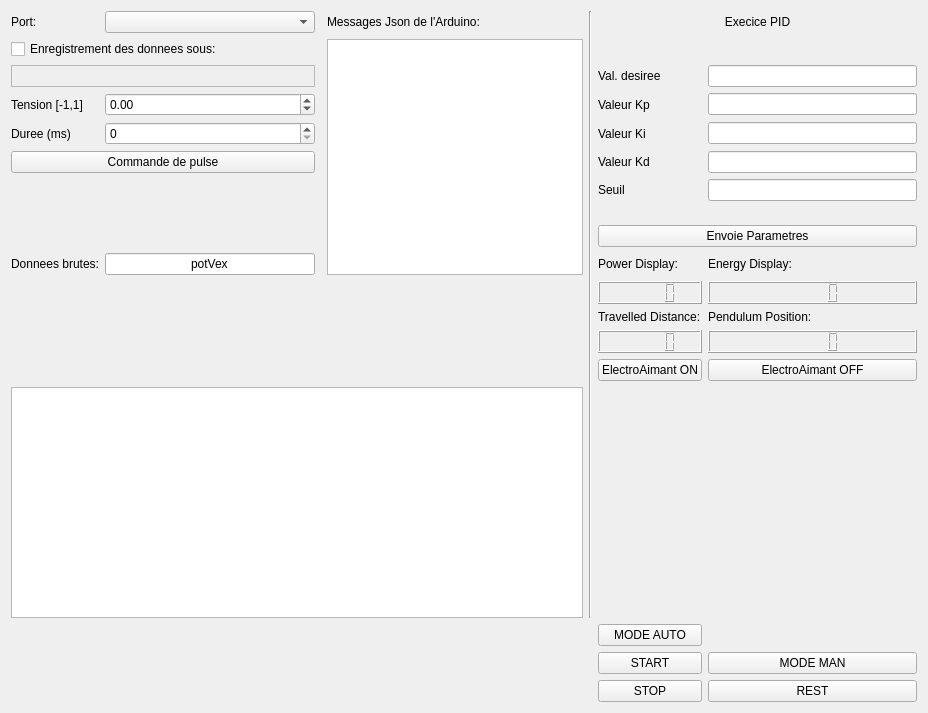
Swing-Genesis/S3-PROJET, file Code_Qt/mainwindow.ui: the form before one commit.
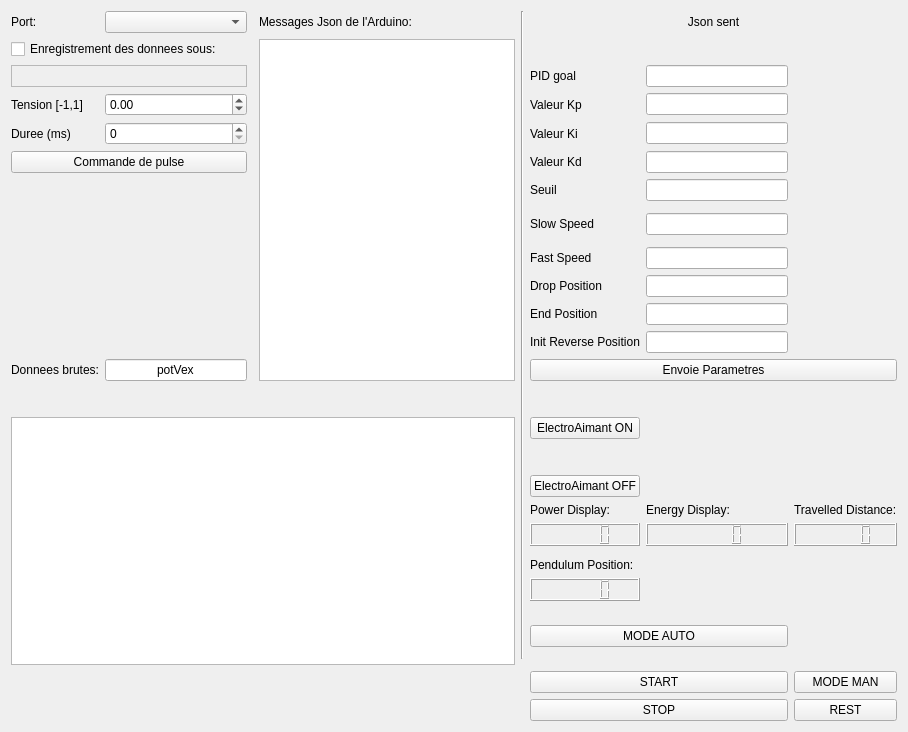
The form after the commit. Custom widgets are drawn as their Qt base class.

Commit message: added values to the Json received by Arduino

```diff
--- a/Code_Qt/mainwindow.ui
+++ b/Code_Qt/mainwindow.ui
@@ -6,8 +6,8 @@
    <rect>
     <x>0</x>
     <y>0</y>
-    <width>928</width>
-    <height>713</height>
+    <width>908</width>
+    <height>694</height>
    </rect>
   </property>
   <property name="acceptDrops">
@@ -18,90 +18,32 @@
   </property>
   <widget class="QWidget" name="centralWidget">
    <layout class="QGridLayout" name="gridLayout">
-    <item row="4" column="6" colspan="2">
-     <widget class="QLabel" name="label_6">
+    <item row="50" column="8">
+     <widget class="QPushButton" name="pb_mode_man">
       <property name="text">
-       <string>Execice PID</string>
+       <string>MODE MAN</string>
       </property>
-      <property name="alignment">
-       <set>Qt::AlignCenter</set>
+     </widget>
+    </item>
+    <item row="4" column="0">
+     <widget class="QLabel" name="label_5">
+      <property name="text">
+       <string>Port:</string>
       </property>
      </widget>
     </item>
+    <item row="8" column="6">
+     <widget class="QLabel" name="label_9">
+      <property name="text">
+       <string>Valeur Ki</string>
+      </property>
+     </widget>
+    </item>
+    <item row="32" column="6">
+     <widget class="QLCDNumber" name="Power_Display"/>
+    </item>
     <item row="15" column="7">
-     <widget class="QLabel" name="label_13">
-      <property name="text">
-       <string>Energy Display:</string>
-      </property>
-     </widget>
-    </item>
-    <item row="9" column="7">
-     <widget class="QLineEdit" name="lineEdit_Kd"/>
-    </item>
-    <item row="24" column="7">
-     <widget class="QPushButton" name="pb_rest">
-      <property name="text">
-       <string>REST</string>
-      </property>
-     </widget>
-    </item>
-    <item row="23" column="6">
-     <widget class="QPushButton" name="pb_start_auto">
-      <property name="text">
-       <string>START</string>
-      </property>
-     </widget>
-    </item>
-    <item row="8" column="0">
-     <widget class="QLabel" name="label_2">
-      <property name="text">
-       <string>Duree (ms)</string>
-      </property>
-     </widget>
-    </item>
-    <item row="6" column="0" colspan="2">
-     <widget class="QLabel" name="label_pathCSV">
-      <property name="frameShape">
-       <enum>QFrame::StyledPanel</enum>
-      </property>
-      <property name="text">
-       <string/>
-      </property>
-      <property name="textFormat">
-       <enum>Qt::AutoText</enum>
-      </property>
-     </widget>
-    </item>
-    <item row="14" column="2">
-     <widget class="Line" name="line">
-      <property name="orientation">
-       <enum>Qt::Horizontal</enum>
-      </property>
-     </widget>
-    </item>
-    <item row="18" column="7">
-     <widget class="QLCDNumber" name="display_pendulum"/>
-    </item>
-    <item row="5" column="0" colspan="2">
-     <widget class="QCheckBox" name="checkBox">
-      <property name="text">
-       <string>Enregistrement des donnees sous:</string>
-      </property>
-     </widget>
-    </item>
-    <item row="15" column="6">
-     <widget class="QLabel" name="label_12">
-      <property name="text">
-       <string>Power Display:</string>
-      </property>
-     </widget>
-    </item>
-    <item row="9" column="0" colspan="2">
-     <widget class="QPushButton" name="pulseButton">
-      <property name="text">
-       <string>Commande de pulse</string>
-      </property>
-     </widget>
+     <widget class="QLineEdit" name="lineEdit_dropPosition"/>
     </item>
     <item row="8" column="1">
      <widget class="QSpinBox" name="DurationBox">
@@ -119,6 +61,9 @@
       </property>
      </widget>
     </item>
+    <item row="7" column="7">
+     <widget class="QLineEdit" name="lineEdit_Kp"/>
+    </item>
     <item row="7" column="1">
      <widget class="QDoubleSpinBox" name="PWMBox">
       <property name="minimum">
@@ -132,31 +77,8 @@
       </property>
      </widget>
     </item>
-    <item row="4" column="1">
-     <widget class="QComboBox" name="comboBoxPort"/>
-    </item>
-    <item row="15" column="1">
-     <widget class="QLineEdit" name="JsonKey">
-      <property name="text">
-       <string>potVex</string>
-      </property>
-      <property name="alignment">
-       <set>Qt::AlignCenter</set>
-      </property>
-     </widget>
-    </item>
-    <item row="14" column="6" colspan="2">
-     <widget class="QPushButton" name="pushButton_Params">
-      <property name="text">
-       <string>Envoie Parametres</string>
-      </property>
-     </widget>
-    </item>
-    <item row="7" column="7">
-     <widget class="QLineEdit" name="lineEdit_Kp"/>
-    </item>
-    <item row="6" column="7">
-     <widget class="QLineEdit" name="lineEdit_DesVal"/>
+    <item row="32" column="7">
+     <widget class="QLCDNumber" name="Energy_Display"/>
     </item>
     <item row="4" column="3">
      <widget class="QLabel" name="label_4">
@@ -168,110 +90,136 @@
       </property>
      </widget>
     </item>
-    <item row="10" column="6">
-     <widget class="QLabel" name="label_11">
-      <property name="text">
-       <string>Seuil</string>
-      </property>
-     </widget>
-    </item>
-    <item row="4" column="0">
-     <widget class="QLabel" name="label_5">
-      <property name="text">
-       <string>Port:</string>
-      </property>
-     </widget>
-    </item>
-    <item row="18" column="6">
-     <widget class="QLCDNumber" name="distance_display"/>
-    </item>
-    <item row="16" column="7">
-     <widget class="QLCDNumber" name="Energy_Display"/>
-    </item>
-    <item row="10" column="7">
-     <widget class="QLineEdit" name="lineEdit_Thresh"/>
-    </item>
-    <item row="7" column="6">
-     <widget class="QLabel" name="label_8">
-      <property name="text">
-       <string>Valeur Kp</string>
-      </property>
-     </widget>
-    </item>
-    <item row="17" column="7">
-     <widget class="QLabel" name="label_15">
-      <property name="text">
-       <string>Pendulum Position:</string>
-      </property>
-     </widget>
-    </item>
-    <item row="8" column="6">
-     <widget class="QLabel" name="label_9">
-      <property name="text">
-       <string>Valeur Ki</string>
-      </property>
-     </widget>
-    </item>
-    <item row="24" column="6">
-     <widget class="QPushButton" name="pb_stop_auto">
-      <property name="text">
-       <string>STOP</string>
-      </property>
-     </widget>
-    </item>
-    <item row="16" column="6">
-     <widget class="QLCDNumber" name="Power_Display"/>
-    </item>
-    <item row="5" column="3" rowspan="11">
-     <widget class="QTextBrowser" name="textBrowser">
-      <property name="font">
-       <font>
-        <pointsize>9</pointsize>
-       </font>
-      </property>
-     </widget>
-    </item>
-    <item row="15" column="0">
+    <item row="18" column="0">
      <widget class="QLabel" name="label_3">
       <property name="text">
        <string>Donnees brutes:</string>
       </property>
      </widget>
     </item>
+    <item row="4" column="4" rowspan="38">
+     <widget class="Line" name="line_3">
+      <property name="orientation">
+       <enum>Qt::Vertical</enum>
+      </property>
+     </widget>
+    </item>
+    <item row="9" column="0" colspan="2">
+     <widget class="QPushButton" name="pulseButton">
+      <property name="text">
+       <string>Commande de pulse</string>
+      </property>
+     </widget>
+    </item>
+    <item row="6" column="0" colspan="2">
+     <widget class="QLabel" name="label_pathCSV">
+      <property name="frameShape">
+       <enum>QFrame::StyledPanel</enum>
+      </property>
+      <property name="text">
+       <string/>
+      </property>
+      <property name="textFormat">
+       <enum>Qt::AutoText</enum>
+      </property>
+     </widget>
+    </item>
+    <item row="9" column="6">
+     <widget class="QLabel" name="label_10">
+      <property name="text">
+       <string>Valeur Kd</string>
+      </property>
+     </widget>
+    </item>
     <item row="8" column="7">
      <widget class="QLineEdit" name="lineEdit_Ki"/>
     </item>
-    <item row="20" column="0" colspan="4">
-     <widget class="QChartView" name="graph"/>
+    <item row="10" column="7">
+     <widget class="QLineEdit" name="lineEdit_Thresh"/>
     </item>
     <item row="6" column="6">
      <widget class="QLabel" name="label_7">
       <property name="text">
-       <string>Val. desiree</string>
+       <string>PID goal</string>
       </property>
      </widget>
     </item>
-    <item row="9" column="6">
-     <widget class="QLabel" name="label_10">
+    <item row="18" column="1">
+     <widget class="QLineEdit" name="JsonKey">
       <property name="text">
-       <string>Valeur Kd</string>
+       <string>potVex</string>
       </property>
+      <property name="alignment">
+       <set>Qt::AlignCenter</set>
+      </property>
      </widget>
     </item>
-    <item row="17" column="6">
+    <item row="6" column="7">
+     <widget class="QLineEdit" name="lineEdit_DesVal"/>
+    </item>
+    <item row="8" column="0">
+     <widget class="QLabel" name="label_2">
+      <property name="text">
+       <string>Duree (ms)</string>
+      </property>
+     </widget>
+    </item>
+    <item row="34" column="6">
+     <widget class="QLabel" name="label_15">
+      <property name="text">
+       <string>Pendulum Position:</string>
+      </property>
+     </widget>
+    </item>
+    <item row="16" column="7">
+     <widget class="QLineEdit" name="lineEdit_endPosition"/>
+    </item>
+    <item row="12" column="7">
+     <widget class="QLineEdit" name="lineEdit_slowSpeed"/>
+    </item>
+    <item row="31" column="8">
      <widget class="QLabel" name="label_14">
       <property name="text">
        <string>Travelled Distance:</string>
       </property>
      </widget>
     </item>
-    <item row="4" column="4" rowspan="17">
-     <widget class="Line" name="line_3">
-      <property name="orientation">
-       <enum>Qt::Vertical</enum>
+    <item row="32" column="8">
+     <widget class="QLCDNumber" name="distance_display"/>
+    </item>
+    <item row="4" column="1">
+     <widget class="QComboBox" name="comboBoxPort"/>
+    </item>
+    <item row="51" column="8">
+     <widget class="QPushButton" name="pb_rest">
+      <property name="text">
+       <string>REST</string>
       </property>
      </widget>
     </item>
+    <item row="9" column="7">
+     <widget class="QLineEdit" name="lineEdit_Kd"/>
+    </item>
+    <item row="31" column="7">
+     <widget class="QLabel" name="label_13">
+      <property name="text">
+       <string>Energy Display:</string>
+      </property>
+     </widget>
+    </item>
+    <item row="5" column="0" colspan="2">
+     <widget class="QCheckBox" name="checkBox">
+      <property name="text">
+       <string>Enregistrement des donnees sous:</string>
+      </property>
+     </widget>
+    </item>
+    <item row="24" column="0" rowspan="19" colspan="4">
+     <widget class="QChartView" name="graph"/>
+    </item>
+    <item row="35" column="6">
+     <widget class="QLCDNumber" name="display_pendulum"/>
+    </item>
     <item row="7" column="0">
      <widget class="QLabel" name="label">
       <property name="text">
@@ -279,34 +227,136 @@
       </property>
      </widget>
     </item>
-    <item row="19" column="6">
+    <item row="5" column="3" rowspan="14">
+     <widget class="QTextBrowser" name="textBrowser">
+      <property name="font">
+       <font>
+        <pointsize>9</pointsize>
+       </font>
+      </property>
+     </widget>
+    </item>
+    <item row="7" column="6">
+     <widget class="QLabel" name="label_8">
+      <property name="text">
+       <string>Valeur Kp</string>
+      </property>
+     </widget>
+    </item>
+    <item row="14" column="7">
+     <widget class="QLineEdit" name="lineEdit_fastSpeed"/>
+    </item>
+    <item row="10" column="6">
+     <widget class="QLabel" name="label_11">
+      <property name="text">
+       <string>Seuil</string>
+      </property>
+     </widget>
+    </item>
+    <item row="31" column="6">
+     <widget class="QLabel" name="label_12">
+      <property name="text">
+       <string>Power Display:</string>
+      </property>
+     </widget>
+    </item>
+    <item row="4" column="6" colspan="3">
+     <widget class="QLabel" name="label_6">
+      <property name="text">
+       <string>Json sent</string>
+      </property>
+      <property name="alignment">
+       <set>Qt::AlignCenter</set>
+      </property>
+     </widget>
+    </item>
+    <item row="14" column="2">
+     <widget class="Line" name="line">
+      <property name="orientation">
+       <enum>Qt::Horizontal</enum>
+      </property>
+     </widget>
+    </item>
+    <item row="17" column="7">
+     <widget class="QLineEdit" name="lineEdit_initReversePosition"/>
+    </item>
+    <item row="18" column="6" colspan="3">
+     <widget class="QPushButton" name="pushButton_Params">
+      <property name="text">
+       <string>Envoie Parametres</string>
+      </property>
+     </widget>
+    </item>
+    <item row="12" column="6">
+     <widget class="QLabel" name="label_16">
+      <property name="text">
+       <string>Slow Speed</string>
+      </property>
+     </widget>
+    </item>
+    <item row="14" column="6">
+     <widget class="QLabel" name="label_17">
+      <property name="text">
+       <string>Fast Speed</string>
+      </property>
+     </widget>
+    </item>
+    <item row="15" column="6">
+     <widget class="QLabel" name="label_18">
+      <property name="text">
+       <string>Drop Position</string>
+      </property>
+     </widget>
+    </item>
+    <item row="16" column="6">
+     <widget class="QLabel" name="label_19">
+      <property name="text">
+       <string>End Position </string>
+      </property>
+     </widget>
+    </item>
+    <item row="17" column="6">
+     <widget class="QLabel" name="label_20">
+      <property name="text">
+       <string>Init Reverse Position</string>
+      </property>
+     </widget>
+    </item>
+    <item row="39" column="6" colspan="2">
+     <widget class="QPushButton" name="pb_mode_auto">
+      <property name="text">
+       <string>MODE AUTO</string>
+      </property>
+     </widget>
+    </item>
+    <item row="50" column="6" colspan="2">
+     <widget class="QPushButton" name="pb_start_auto">
+      <property name="text">
+       <string>START</string>
+      </property>
+     </widget>
+    </item>
+    <item row="51" column="6" colspan="2">
+     <widget class="QPushButton" name="pb_stop_auto">
+      <property name="text">
+       <string>STOP</string>
+      </property>
+     </widget>
+    </item>
+    <item row="24" column="6">
      <widget class="QPushButton" name="pb_ElectroAimantON">
       <property name="text">
        <string>ElectroAimant ON</string>
       </property>
      </widget>
     </item>
-    <item row="19" column="7">
+    <item row="30" column="6">
      <widget class="QPushButton" name="pb_ElectroAimantOFF">
       <property name="text">
        <string>ElectroAimant OFF</string>
       </property>
      </widget>
     </item>
-    <item row="21" column="6">
-     <widget class="QPushButton" name="pb_mode_auto">
-      <property name="text">
-       <string>MODE AUTO</string>
-      </property>
-     </widget>
-    </item>
-    <item row="23" column="7">
-     <widget class="QPushButton" name="pb_mode_man">
-      <property name="text">
-       <string>MODE MAN</string>
-      </property>
-     </widget>
-    </item>
    </layout>
   </widget>
  </widget>
```
The commit also changes 5 other files.
